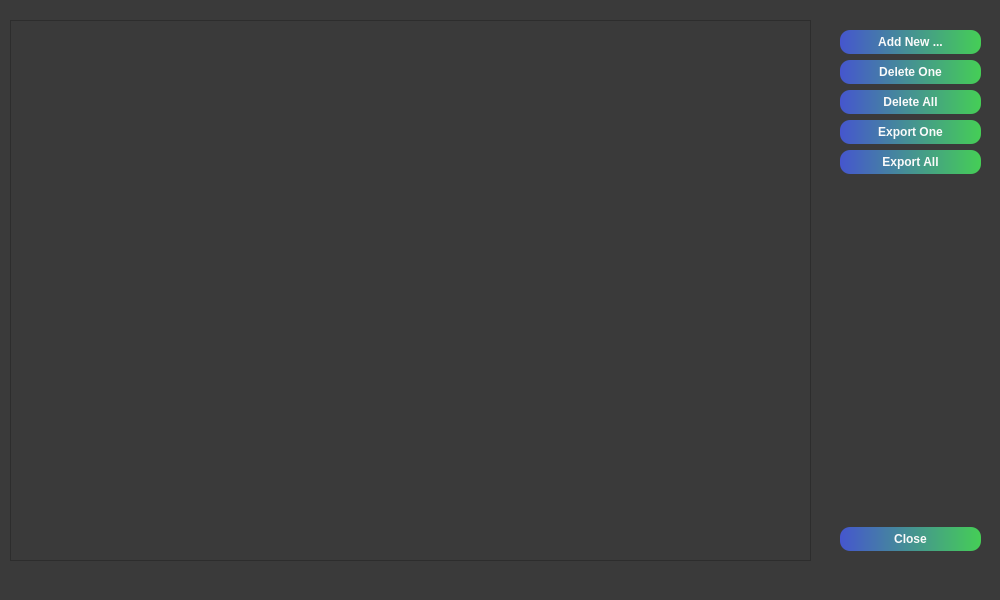
This is PartyList.ui in hrosicka/PyQtPartyList as Qt 5 draws it before an edit. The edited form follows.
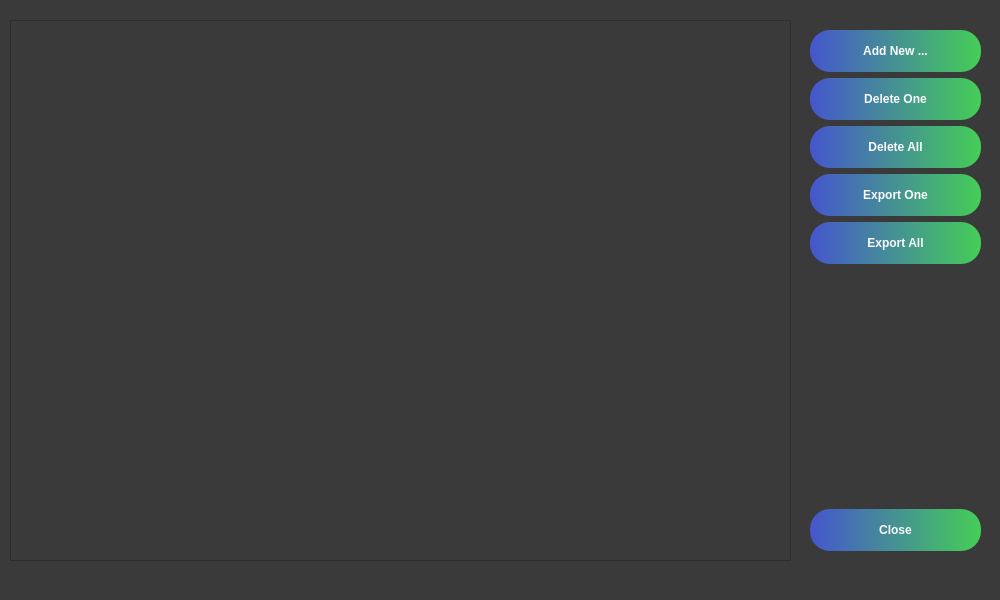
This is the edited form.

Commit message: UI improvements, tooltips added, comments added

Diff of the .ui file:
```diff
--- a/PartyList.ui
+++ b/PartyList.ui
@@ -43,7 +43,7 @@
      <rect>
       <x>10</x>
       <y>20</y>
-      <width>801</width>
+      <width>781</width>
       <height>541</height>
      </rect>
     </property>
@@ -74,9 +74,9 @@
    <widget class="QWidget" name="verticalLayoutWidget">
     <property name="geometry">
      <rect>
-      <x>830</x>
+      <x>800</x>
       <y>20</y>
-      <width>161</width>
+      <width>191</width>
       <height>541</height>
      </rect>
     </property>
@@ -97,11 +97,12 @@
       <widget class="QPushButton" name="button_new">
        <property name="styleSheet">
         <string notr="true">font: 75 10pt &quot;Microsoft YaHei UI&quot;;
+height: 32px;
 font-weight: bold;
 color: rgb(250, 250, 250);
 background-color: qlineargradient(spread:pad, x1:0, y1:0, x2:1, y2:0, stop:0 rgb(69, 86, 206), stop:1 rgb(69, 206, 86));
 border-style: solid;
-border-radius:10px;
+border-radius:20px;
 padding-left: 5px; 
 padding-right: 5px;
 padding-top: 5px; 
@@ -116,11 +117,12 @@
       <widget class="QPushButton" name="button_delete">
        <property name="styleSheet">
         <string notr="true">font: 75 10pt &quot;Microsoft YaHei UI&quot;;
+height: 32px;
 font-weight: bold;
 color: rgb(250, 250, 250);
 background-color: qlineargradient(spread:pad, x1:0, y1:0, x2:1, y2:0, stop:0 rgb(69, 86, 206), stop:1 rgb(69, 206, 86));
 border-style: solid;
-border-radius:10px;
+border-radius:20px;
 padding-left: 5px; 
 padding-right: 5px;
 padding-top: 5px; 
@@ -135,11 +137,12 @@
       <widget class="QPushButton" name="button_delete_all">
        <property name="styleSheet">
         <string notr="true">font: 75 10pt &quot;Microsoft YaHei UI&quot;;
+height: 32px;
 font-weight: bold;
 color: rgb(250, 250, 250);
 background-color: qlineargradient(spread:pad, x1:0, y1:0, x2:1, y2:0, stop:0 rgb(69, 86, 206), stop:1 rgb(69, 206, 86));
 border-style: solid;
-border-radius:10px;
+border-radius:20px;
 padding-left: 5px; 
 padding-right: 5px;
 padding-top: 5px; 
@@ -154,11 +157,12 @@
       <widget class="QPushButton" name="button_export_one">
        <property name="styleSheet">
         <string notr="true">font: 75 10pt &quot;Microsoft YaHei UI&quot;;
+height: 32px;
 font-weight: bold;
 color: rgb(250, 250, 250);
 background-color: qlineargradient(spread:pad, x1:0, y1:0, x2:1, y2:0, stop:0 rgb(69, 86, 206), stop:1 rgb(69, 206, 86));
 border-style: solid;
-border-radius:10px;
+border-radius:20px;
 padding-left: 5px; 
 padding-right: 5px;
 padding-top: 5px; 
@@ -173,11 +177,12 @@
       <widget class="QPushButton" name="button_export_all">
        <property name="styleSheet">
         <string notr="true">font: 75 10pt &quot;Microsoft YaHei UI&quot;;
+height: 32px;
 font-weight: bold;
 color: rgb(250, 250, 250);
 background-color: qlineargradient(spread:pad, x1:0, y1:0, x2:1, y2:0, stop:0 rgb(69, 86, 206), stop:1 rgb(69, 206, 86));
 border-style: solid;
-border-radius:10px;
+border-radius:20px;
 padding-left: 5px; 
 padding-right: 5px;
 padding-top: 5px; 
@@ -205,11 +210,12 @@
       <widget class="QPushButton" name="button_close">
        <property name="styleSheet">
         <string notr="true">font: 75 10pt &quot;Microsoft YaHei UI&quot;;
+height: 32px;
 font-weight: bold;
 color: rgb(250, 250, 250);
 background-color: qlineargradient(spread:pad, x1:0, y1:0, x2:1, y2:0, stop:0 rgb(69, 86, 206), stop:1 rgb(69, 206, 86));
 border-style: solid;
-border-radius:10px;
+border-radius:20px;
 padding-left: 5px; 
 padding-right: 5px;
 padding-top: 5px; 
```
Left out of the diff: 19 changed lines with no effect on the pictures. The commit also changes 2 other files.
